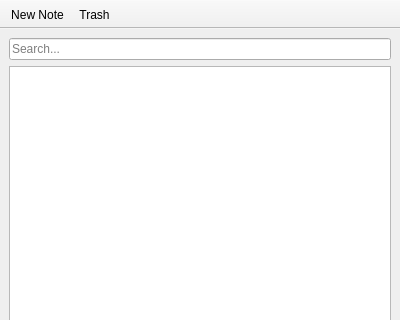
Qt form ubuntu-sticky-notes/resources/ui/mainwindow.ui (pavel-glukhov/ubuntu-sticky-notes) before a commit; both pictures show x 0 to 400 and y 0 to 320 of the 400 by 500 pixel window.
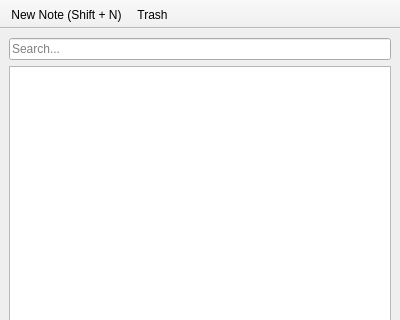
The same form after that commit.

Patch:
```diff
--- a/ubuntu-sticky-notes/resources/ui/mainwindow.ui
+++ b/ubuntu-sticky-notes/resources/ui/mainwindow.ui
@@ -48,7 +48,7 @@
 
   <action name="new_action">
    <property name="text">
-    <string>New Note</string>
+    <string>New Note (Shift + N)</string>
    </property>
   </action>
   <action name="bin_action">
```
